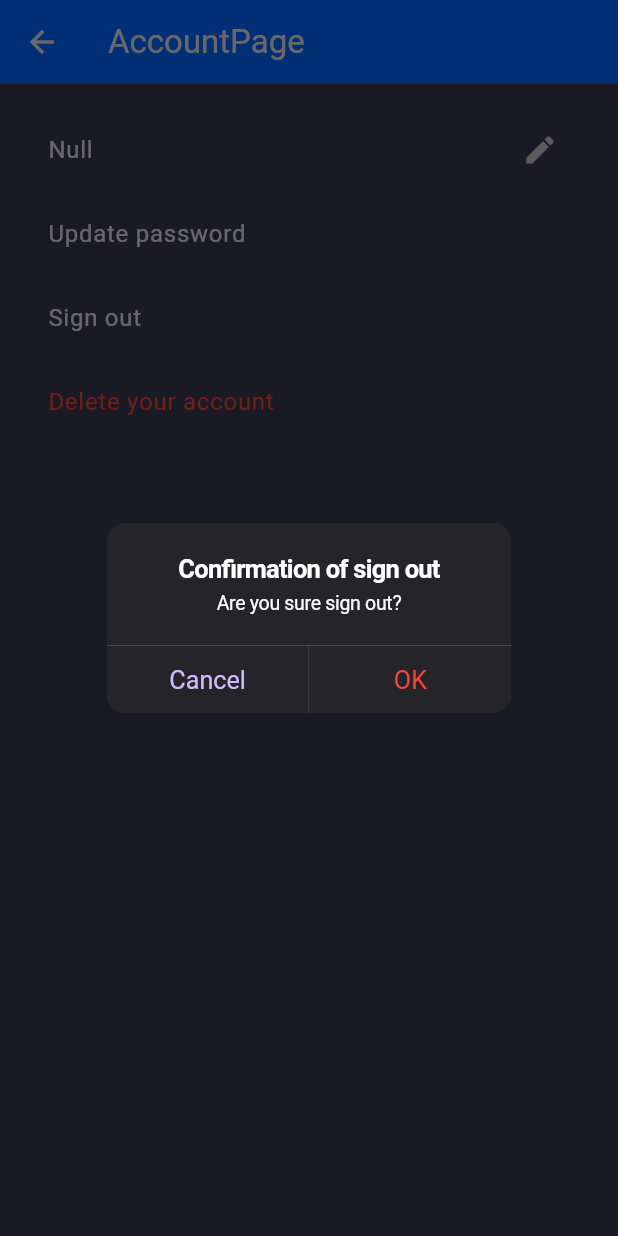
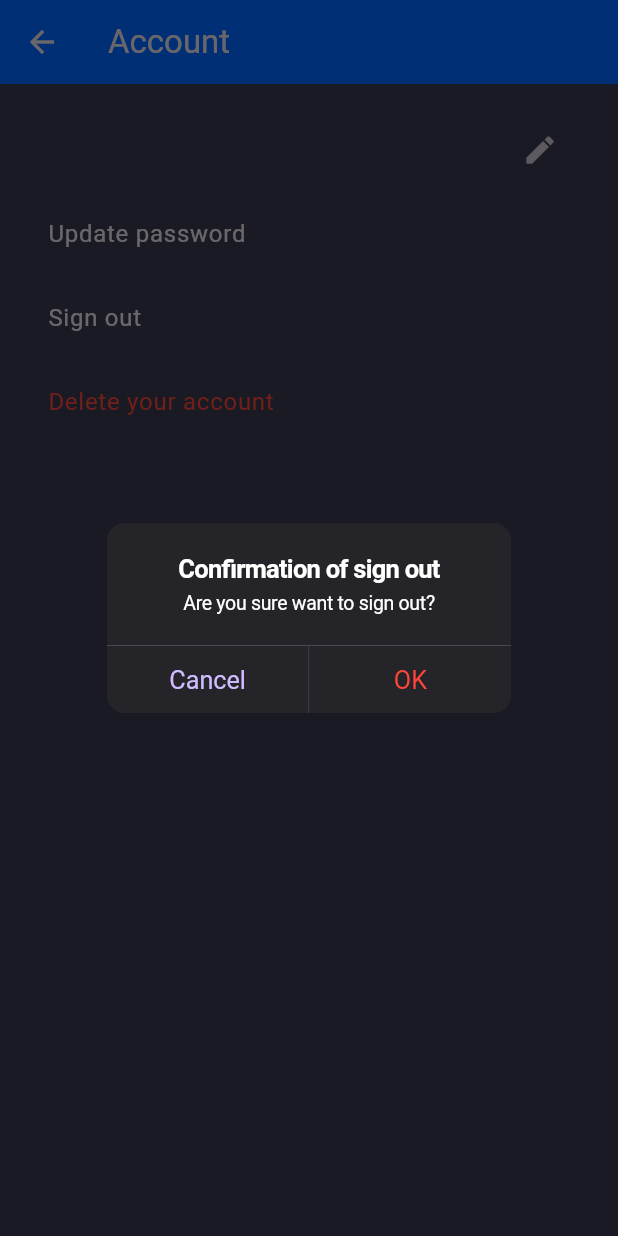
Before and after one commit to uemura999/text_sns, a Flutter app: the AccountPage screen opened by its route, after a tap on "Sign out", on a phone screen of 412 x 824 dp. Run offline on Flutter 3.47's test engine with Material 3 defaults, Android fonts, the phone set to English and light mode, and no system bars; our stand-ins replace cloud_firestore, firebase_auth, firebase_core, firebase_remote_config, flutter_dotenv, fluttertoast and 4 more; missing offline and left inert: minio_new; accounts and stored records are empty; generated files the repository leaves out were written again.

Commit message:
定数をクラスに格納しよう

```diff
--- /dev/null
+++ b/lib/constant/account_constant.dart
@@ -0,0 +1,16 @@
+class AccountConstant {
+  static const userDeletedPageTitle = "Deleted your account. Thank you.";
+  static const updatePasswordPageTitle = "Update password";
+  static const updateEmailPageTitle = "Update email";
+  static const reauthenticatePageTitle = "Reauthenticate";
+  static const accountPageTitle = "Account";
+
+  static const logoutedPageMsg = "Completed logout. Thank you.";
+
+  static const updatePasswordTitle = "Update password";
+  static const logoutTitle = "Sign out";
+  static const deleteUserTitle = "Delete your account";
+
+  static const confirmDeleteUserMsg = "Are you sure delete your account?";
+  static const confirmDeleteUserTitle = "Confirm";
+}
--- a/lib/constant/auth_constant.dart
+++ b/lib/constant/auth_constant.dart
@@ -17,4 +17,7 @@ class AuthConstant {
   static const toLoginScreenText = "Already have an account? Log in";
   static const loginTitle = "Log in";
   static const toSignupScreenText = "Don't have an account? Sign up";
+
+  static const confirmLogoutContent = "Are you sure want to sign out?";
+  static const confirmLogoutTitle = "Confirmation of sign out";
 }
--- a/lib/controllers/auth_controller.dart
+++ b/lib/controllers/auth_controller.dart
@@ -65,7 +65,8 @@ class AuthController extends GetxController {
 
   void onSignOutButtonPressed() async {
     DialogCore.cupertinoAlertDialog(
-        "Are you sure sign out?", "Confirmation of sign out", () async {
+        AuthConstant.confirmLogoutContent, AuthConstant.confirmLogoutTitle,
+        () async {
       await _signOut();
     });
   }
--- a/lib/controllers/reauthenticate_controller.dart
+++ b/lib/controllers/reauthenticate_controller.dart
@@ -1,4 +1,5 @@
 import 'package:get/get.dart';
+import 'package:text_sns/constant/account_constant.dart';
 import 'package:text_sns/controllers/abstract/simple_form_controller.dart';
 import 'package:text_sns/controllers/auth_controller.dart';
 import 'package:text_sns/enums/reauthenticate_purpose.dart';
@@ -47,8 +48,8 @@ class ReauthenticateController extends SimpleFormController {
           Get.toNamed(UpdatePasswordPage.path);
           break;
         case ReauthenticatePurpose.deleteUser:
-          DialogCore.cupertinoAlertDialog(
-              "Are you sure delete your account?", "Confirm", () {
+          DialogCore.cupertinoAlertDialog(AccountConstant.confirmDeleteUserMsg,
+              AccountConstant.confirmDeleteUserTitle, () {
             Get.back(); //ダイアログを閉じる
             AuthController.to.deleteUser();
           });
--- a/lib/view/pages/account_page.dart
+++ b/lib/view/pages/account_page.dart
@@ -1,5 +1,6 @@
 import 'package:flutter/material.dart';
 import 'package:get/get.dart';
+import 'package:text_sns/constant/account_constant.dart';
 import 'package:text_sns/controllers/auth_controller.dart';
 import 'package:text_sns/view/common/basic_page.dart';
 
@@ -10,12 +11,12 @@ class AccountPage extends StatelessWidget {
   Widget build(BuildContext context) {
     final controller = AuthController.to;
     return BasicPage(
-        appBarTitle: "AccountPage",
+        appBarTitle: AccountConstant.accountPageTitle,
         child: ListView(
           children: [
             Obx(() {
               final authUser = controller.rxAuthUser.value;
-              final data = authUser == null ? "Null" : authUser.email!;
+              final data = authUser == null ? "" : authUser.email!;
               return ListTile(
                 title: Text(data),
                 trailing: InkWell(
@@ -25,15 +26,15 @@ class AccountPage extends StatelessWidget {
               );
             }),
             ListTile(
-              title: const Text("Update password"),
+              title: const Text(AccountConstant.updatePasswordTitle),
               onTap: controller.onUpdatePasswordTileTapped,
             ),
             ListTile(
-                title: const Text("Sign out"),
+                title: const Text(AccountConstant.logoutTitle),
                 onTap: controller.onSignOutButtonPressed),
             ListTile(
               title: const Text(
-                "Delete your account",
+                AccountConstant.deleteUserTitle,
                 style: TextStyle(color: Colors.red),
               ),
               onTap: controller.onDeleteUserTileTapped,
--- a/lib/view/pages/logouted_page.dart
+++ b/lib/view/pages/logouted_page.dart
@@ -1,4 +1,5 @@
 import 'package:flutter/material.dart';
+import 'package:text_sns/constant/account_constant.dart';
 import 'package:text_sns/view/common/basic_page.dart';
 
 class LogoutedPage extends StatelessWidget {
@@ -10,7 +11,7 @@ class LogoutedPage extends StatelessWidget {
         child: Align(
       alignment: Alignment.center,
       child: Text(
-        "Completed logout. Thank you.",
+        AccountConstant.logoutedPageMsg,
         style: TextStyle(fontSize: 25.0, fontWeight: FontWeight.bold),
       ),
     ));
--- a/lib/view/pages/reauthenticate_page.dart
+++ b/lib/view/pages/reauthenticate_page.dart
@@ -1,5 +1,6 @@
 import 'package:flutter/material.dart';
 import 'package:get/get.dart';
+import 'package:text_sns/constant/account_constant.dart';
 import 'package:text_sns/controllers/reauthenticate_controller.dart';
 import 'package:text_sns/view/abstract/simple_form_state.dart';
 import 'package:text_sns/view/common/basic_page.dart';
@@ -18,6 +19,7 @@ class _ReauthenticatePageState extends SimpleFormState<ReauthenticatePage> {
   Widget build(BuildContext context) {
     final controller = Get.put(ReauthenticateController());
     return BasicPage(
-        appBarTitle: "Reauthenticate", child: buildWidget(controller));
+        appBarTitle: AccountConstant.reauthenticatePageTitle,
+        child: buildWidget(controller));
   }
 }
--- a/lib/view/pages/update_email_page.dart
+++ b/lib/view/pages/update_email_page.dart
@@ -1,5 +1,6 @@
 import 'package:flutter/material.dart';
 import 'package:get/get.dart';
+import 'package:text_sns/constant/account_constant.dart';
 import 'package:text_sns/controllers/update_email_controller.dart';
 import 'package:text_sns/view/abstract/simple_form_state.dart';
 import 'package:text_sns/view/common/basic_page.dart';
@@ -16,6 +17,7 @@ class _UpdateEmailPageState extends SimpleFormState<UpdateEmailPage> {
   Widget build(BuildContext context) {
     final controller = Get.put(UpdateEmailController());
     return BasicPage(
-        appBarTitle: "Update email", child: buildWidget(controller));
+        appBarTitle: AccountConstant.updateEmailPageTitle,
+        child: buildWidget(controller));
   }
 }
--- a/lib/view/pages/update_password_page.dart
+++ b/lib/view/pages/update_password_page.dart
@@ -1,5 +1,6 @@
 import 'package:flutter/material.dart';
 import 'package:get/get.dart';
+import 'package:text_sns/constant/account_constant.dart';
 import 'package:text_sns/controllers/update_password_controller.dart';
 import 'package:text_sns/view/abstract/simple_form_state.dart';
 import 'package:text_sns/view/common/basic_page.dart';
@@ -16,6 +17,7 @@ class _UpdatePasswordPageState extends SimpleFormState<UpdatePasswordPage> {
   Widget build(BuildContext context) {
     final controller = Get.put(UpdatePasswordController());
     return BasicPage(
-        appBarTitle: "Update password", child: buildWidget(controller));
+        appBarTitle: AccountConstant.updatePasswordPageTitle,
+        child: buildWidget(controller));
   }
 }
--- a/lib/view/pages/user_deleted_page.dart
+++ b/lib/view/pages/user_deleted_page.dart
@@ -1,4 +1,5 @@
 import 'package:flutter/material.dart';
+import 'package:text_sns/constant/account_constant.dart';
 import 'package:text_sns/view/common/basic_page.dart';
 
 class UserDeletedPage extends StatelessWidget {
@@ -10,7 +11,7 @@ class UserDeletedPage extends StatelessWidget {
         child: Align(
             alignment: Alignment.center,
             child: Text(
-              "Deleted your account. Thank you.",
+              AccountConstant.userDeletedPageTitle,
               style: TextStyle(fontSize: 40.0, fontWeight: FontWeight.bold),
             )));
   }
```
